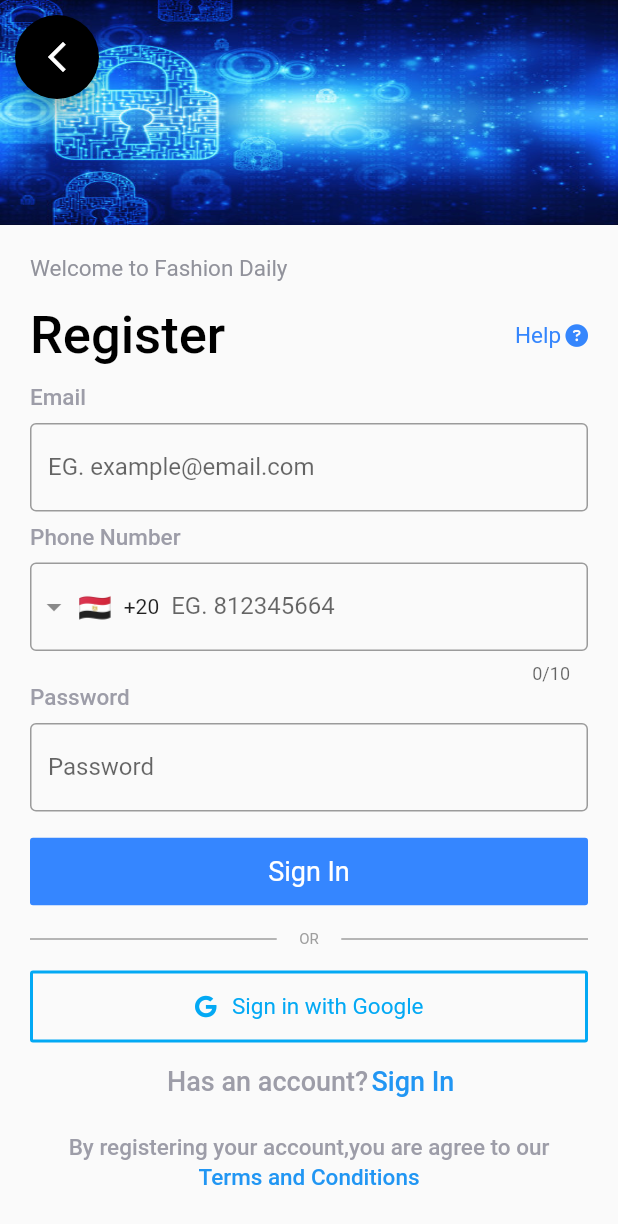
After one commit to krkrman/task1_algoriza, a Flutter app: the RegisterScreen screen opened directly, on a phone screen of 412 x 824 dp. The commit adds this screen. Shown: the top 1224 px of the screen. Run offline on Flutter 3.47's test engine with Material 2 defaults, Android fonts, the phone set to English and light mode, and no system bars; drawn by our look-alikes of intl_phone_field; our stand-ins replace flutter_svg, font_awesome_flutter, smooth_page_indicator.

Commit message:
VERSION 2

```diff
--- a/lib/main.dart
+++ b/lib/main.dart
@@ -1,4 +1,5 @@
 import 'package:flutter/material.dart';
+import 'package:task1_algoriza/presentation/screens/register_screen.dart';
 import 'package:task1_algoriza/presentation/screens/sign_in_screen.dart';
 
 void main() {
@@ -26,7 +27,7 @@ class MyApp extends StatelessWidget {
         // is not restarted.
         primarySwatch: Colors.blue,
       ),
-      home:  SignInScreen(),
+      home: SignInScreen(),
     );
   }
 }
--- /dev/null
+++ b/lib/presentation/screens/register_screen.dart
@@ -0,0 +1,221 @@
+import 'package:flutter/material.dart';
+import 'package:font_awesome_flutter/font_awesome_flutter.dart';
+import 'package:intl_phone_field/intl_phone_field.dart';
+import 'package:task1_algoriza/presentation/widgets/common/bordered_form_field.dart';
+import 'package:task1_algoriza/presentation/widgets/common/custom_button.dart';
+import 'package:task1_algoriza/presentation/widgets/common/custom_social_button.dart';
+import 'package:task1_algoriza/presentation/widgets/common/custom_text.dart';
+
+class RegisterScreen extends StatelessWidget {
+  const RegisterScreen({Key? key}) : super(key: key);
+
+  @override
+  Widget build(BuildContext context) {
+    return Scaffold(
+        body: SafeArea(
+            child: SingleChildScrollView(
+      child: Column(children: [
+        Stack(
+          children: [
+            Image.asset(
+              "images/sing_in_background.png",
+              fit: BoxFit.fill,
+              width: double.infinity,
+              height: 150,
+            ),
+            Padding(
+              padding: const EdgeInsets.all(10.0),
+              child: FloatingActionButton(
+                onPressed: () {},
+                backgroundColor: Colors.black,
+                child: const Icon(
+                  Icons.arrow_back_ios_new_sharp,
+                ),
+              ),
+            ),
+          ],
+        ),
+        Padding(
+          padding: const EdgeInsets.all(20.0),
+          child: Column(
+            children: [
+              const CustomText(
+                text: 'Welcome to Fashion Daily',
+                fontSize: 15,
+                alignment: Alignment.centerLeft,
+                color: Color(0xff91929B),
+              ),
+              const SizedBox(
+                height: 15,
+              ),
+              Row(
+                children: const [
+                  CustomText(
+                    text: 'Register',
+                    alignment: Alignment.centerLeft,
+                    fontSize: 35,
+                    fontWeight: FontWeight.w500,
+                  ),
+                  Spacer(),
+                  CustomText(
+                    text: 'Help',
+                    color: Color(0xff3586FD),
+                    fontSize: 15,
+                  ),
+                  SizedBox(
+                    width: 3,
+                  ),
+                  Icon(
+                    FontAwesomeIcons.solidCircleQuestion,
+                    color: Color(0xff3586FD),
+                    size: 15,
+                  )
+                ],
+              ),
+              const SizedBox(
+                height: 12,
+              ),
+              const CustomText(
+                text: 'Email',
+                color: Color(0xff9D9DA8),
+                fontSize: 15,
+                fontWeight: FontWeight.w500,
+              ),
+              const SizedBox(
+                height: 8,
+              ),
+              BorderedFormField(
+                  controller: TextEditingController(),
+                  textInputType: TextInputType.emailAddress,
+                  validate: null,
+                  label: "EG. example@email.com",
+                  prefixIcon: null),
+              const SizedBox(
+                height: 8,
+              ),
+              const CustomText(
+                text: 'Phone Number',
+                color: Color(0xff9D9DA8),
+                fontSize: 15,
+                fontWeight: FontWeight.w500,
+              ),
+              const SizedBox(
+                height: 8,
+              ),
+              IntlPhoneField(
+                decoration: const InputDecoration(
+                  labelText: 'EG. 812345664',
+                  border: OutlineInputBorder(
+                    borderSide: BorderSide(),
+                  ),
+                ),
+                initialCountryCode: 'EG',
+              ),
+              const CustomText(
+                text: 'Password',
+                color: Color(0xff9D9DA8),
+                fontSize: 15,
+                fontWeight: FontWeight.w500,
+              ),
+              const SizedBox(
+                height: 8,
+              ),
+              BorderedFormField(
+                controller: TextEditingController(),
+                textInputType: TextInputType.text,
+                validate: null,
+                isPassword: true,
+                label: "Password",
+                prefixIcon: null,
+              ),
+              const SizedBox(
+                height: 8,
+              ),
+              const SizedBox(
+                height: 8,
+              ),
+              const CustomButton(
+                text: 'Sign In',
+                color: Color(0xff3586FF),
+                radius: 2,
+                fontWeight: FontWeight.w400,
+                height: 45,
+              ),
+              Row(
+                children: [
+                  Expanded(
+                    child: Container(
+                      color: Colors.grey,
+                      height: 1,
+                    ),
+                  ),
+                  const CustomText(
+                    text: 'OR',
+                    color: Colors.grey,
+                    fontSize: 10,
+                    padding: 15,
+                  ),
+                  Expanded(
+                    child: Container(
+                      color: Colors.grey,
+                      height: 1,
+                    ),
+                  ),
+                ],
+              ),
+              const CustomSocialButton(
+                text: 'Sign in with Google',
+                fontSize: 15,
+                iconSize: 15,
+                iconData: FontAwesomeIcons.google,
+                color: Colors.lightBlue,
+                textColor: Colors.lightBlue,
+                radius: 2,
+              ),
+              const SizedBox(
+                height: 15,
+              ),
+              Row(
+                mainAxisAlignment: MainAxisAlignment.center,
+                children: const [
+                  CustomText(
+                    text: 'Has an account? ',
+                    color: Color(0xff9D9DA8),
+                    fontSize: 18,
+                    fontWeight: FontWeight.w500,
+                  ),
+                  CustomText(
+                    text: 'Sign In',
+                    fontSize: 18,
+                    fontWeight: FontWeight.w500,
+                    color: Colors.blue,
+                  ),
+                ],
+              ),
+              const SizedBox(
+                height: 25,
+              ),
+              const CustomText(
+                text: 'By registering your account,you are agree to our',
+                color: Color(0xff9D9DA8),
+                fontSize: 15,
+                alignment: Alignment.center,
+                fontWeight: FontWeight.w500,
+              ),
+              const SizedBox(
+                height: 2,
+              ),
+              const CustomText(
+                text: 'Terms and Conditions',
+                color: Colors.blue,
+                fontSize: 15,
+                alignment: Alignment.center,
+                fontWeight: FontWeight.w500,
+              ),
+            ],
+          ),
+        ),
+      ]),
+    )));
+  }
+}
--- a/lib/presentation/screens/sign_in_screen.dart
+++ b/lib/presentation/screens/sign_in_screen.dart
@@ -23,7 +23,7 @@ class SignInScreen extends StatelessWidget {
                 children: [
                   const CustomText(
                     text: 'Welcome to Fashion Daily',
-                    fontSize: 18,
+                    fontSize: 15,
                     alignment: Alignment.centerLeft,
                     color: Color(0xff91929B),
                   ),
@@ -44,8 +44,11 @@ class SignInScreen extends StatelessWidget {
                         color: Color(0xff3586FD),
                         fontSize: 15,
                       ),
+                      SizedBox(
+                        width: 3,
+                      ),
                       Icon(
-                        Icons.question_mark_outlined,
+                        FontAwesomeIcons.solidCircleQuestion,
                         color: Color(0xff3586FD),
                         size: 15,
                       )
@@ -57,7 +60,7 @@ class SignInScreen extends StatelessWidget {
                   const CustomText(
                     text: 'Phone Number',
                     color: Color(0xff9D9DA8),
-                    fontSize: 18,
+                    fontSize: 15,
                     fontWeight: FontWeight.w500,
                   ),
                   const SizedBox(
@@ -122,12 +125,12 @@ class SignInScreen extends StatelessWidget {
                       CustomText(
                         text: 'Doesn\'t have an account? ',
                         color: Color(0xff9D9DA8),
-                        fontSize: 18,
+                        fontSize: 15,
                         fontWeight: FontWeight.w500,
                       ),
                       CustomText(
-                        text: 'Register',
-                        fontSize: 18,
+                        text: 'Register here',
+                        fontSize: 15,
                         fontWeight: FontWeight.w500,
                         color: Colors.blue,
                       ),
--- a/lib/presentation/widgets/common/bordered_form_field.dart
+++ b/lib/presentation/widgets/common/bordered_form_field.dart
@@ -9,7 +9,7 @@ class BorderedFormField extends StatelessWidget {
   final ValueChanged<String>? onChange;
   final FormFieldValidator<String>? validate;
   final String label;
-  final IconData prefixIcon;
+  final IconData? prefixIcon;
   final IconData? suffixIcon;
   final VoidCallback? suffixPressed;
   final GestureTapCallback? onTap;
@@ -44,10 +44,9 @@ class BorderedFormField extends StatelessWidget {
       validator: validate,
       decoration: InputDecoration(
         labelText: label,
-        prefixIcon: Icon(prefixIcon),
-        suffixIcon: suffixIcon != null
-            ? IconButton(onPressed: suffixPressed, icon: Icon(suffixIcon))
-            : null,
+        prefixIcon: prefixIcon != null ? Icon(prefixIcon) : null,
+        suffixIcon:
+            suffixIcon != null ? IconButton(onPressed: suffixPressed, icon: Icon(suffixIcon)) : null,
         border: OutlineInputBorder(
           borderRadius: BorderRadius.all(Radius.circular(radius)),
         ),
```
